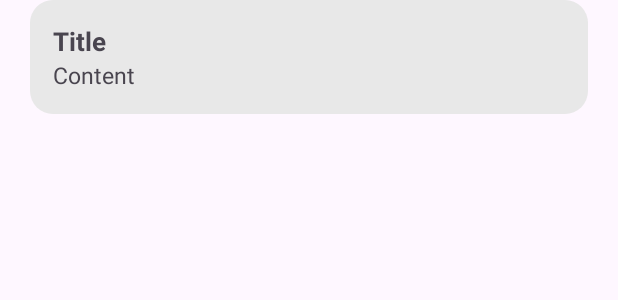
After one commit to platonso/Yamify, an Android app: the layout fragment_favourites_details.xml on its own in the app's theme, with its tools: preview values and no code run, on a phone screen of 412 x 824 dp. The commit adds this screen. Shown: the top 300 px of the screen. Run offline under Robolectric (Android 15) with nearby library versions, the phone set to English and light mode, and no system bars.

Commit message:
added view of favourites

```diff
--- a/app/src/main/java/com/platonso/yamify/ui/RecipeFragment.kt
+++ b/app/src/main/java/com/platonso/yamify/ui/RecipeFragment.kt
@@ -59,7 +59,7 @@ class RecipeFragment : Fragment() {
         }
 
         val title = textRecipe.toString().substringBefore("\n")
-        val content = textRecipe.toString().replaceFirst(title, "")
+        val content = textRecipe.toString().replaceFirst("$title\n", "")
 
         val favourites = Favourites()
         favourites.setTitle(title)
--- /dev/null
+++ b/app/src/main/res/layout/fragment_favourites_details.xml
@@ -0,0 +1,42 @@
+<?xml version="1.0" encoding="utf-8"?>
+<ScrollView xmlns:android="http://schemas.android.com/apk/res/android"
+    xmlns:app="http://schemas.android.com/apk/res-auto"
+    xmlns:tools="http://schemas.android.com/tools"
+    android:id="@+id/fragment_favourites_details"
+    android:layout_width="match_parent"
+    android:layout_height="wrap_content"
+    android:layout_marginHorizontal="20dp"
+    android:orientation="vertical"
+    tools:context=".ui.FavouritesDetailsFragment">
+
+    <LinearLayout
+        android:layout_width="match_parent"
+        android:layout_height="match_parent"
+        android:background="@drawable/rounded_corners_filled"
+        android:orientation="vertical">
+
+
+    <TextView
+        android:id="@+id/title_tv"
+        android:layout_width="match_parent"
+        android:layout_height="wrap_content"
+        android:paddingHorizontal="15dp"
+        android:paddingTop="15dp"
+        android:text="Title"
+        android:textSize="17sp"
+        android:textStyle="bold" />
+
+    <TextView
+        android:id="@+id/content_tv"
+        android:layout_width="match_parent"
+        android:layout_height="wrap_content"
+        android:paddingHorizontal="15dp"
+        android:textSize="15sp"
+        android:lineSpacingMultiplier="1.2"
+        android:text="Content"
+        android:paddingBottom="15dp"/>
+
+    </LinearLayout>
+
+
+</ScrollView>
--- a/app/src/main/res/layout/fragment_recipe.xml
+++ b/app/src/main/res/layout/fragment_recipe.xml
@@ -25,10 +25,8 @@
             android:layout_width="match_parent"
             android:layout_height="wrap_content"
             android:background="@drawable/rounded_corners_filled"
-            android:paddingTop="10dp"
-            android:paddingBottom="10dp"
+            android:paddingVertical="10dp"
             android:paddingHorizontal="15dp"
-
             android:textSize="15sp"
             android:lineSpacingMultiplier="1.2"
             app:layout_constraintEnd_toEndOf="parent"
```
Also changed, not shown: app/src/main/java/com/platonso/yamify/activity/MainActivity.kt (+7 -1 lines), app/src/main/java/com/platonso/yamify/ui/FavouritesDetailsFragment.kt (added, +66 -0 lines), app/src/main/java/com/platonso/yamify/ui/FavouritesFragment.kt (+16 -2 lines), app/src/main/java/com/platonso/yamify/ui/IngredientsFragment.kt (+4 -5 lines), app/src/main/java/com/platonso/yamify/ui/RecipeAdapter.java (+17 -0 lines), app/src/main/java/com/platonso/yamify/ui/RecipeViewModel.kt (+15 -3 lines).
